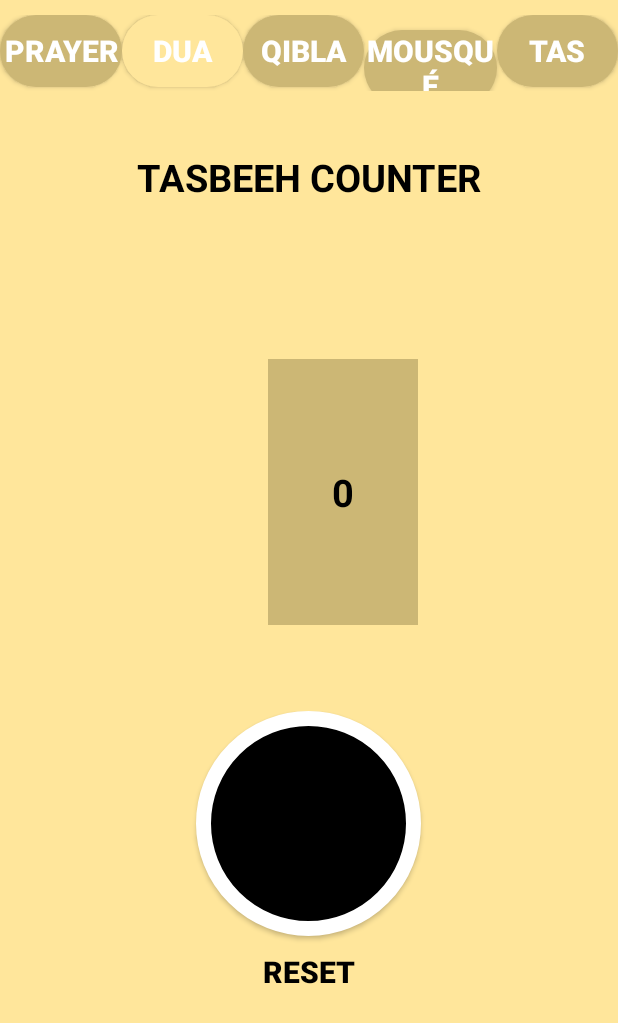
After one commit to Assil28/MiniProjet1-Prayer_Time-Android_Java-, an Android app: the fragment tasbih_fragment placed in its activity, on a phone screen of 412 x 824 dp. The commit adds this screen. Shown: the top 1023 px of the screen. Run offline under Robolectric (Android 15) with nearby library versions, the phone set to English and light mode, and no system bars; our stand-ins replace Volley; network calls fail; 3 statements that could not run were skipped.

Commit message:
add tasbeeh fragment with counter

```diff
--- a/app/src/main/java/com/example/miniprojet1/MainActivity.java
+++ b/app/src/main/java/com/example/miniprojet1/MainActivity.java
@@ -39,7 +39,7 @@ public class MainActivity extends AppCompatActivity {
     private LocationManager locationManager;
     private  int PERMISSION_CODE=1;
     private String ville;
-    Button prayerTimeB,duaB,qiblaB,mousqueB;
+    Button prayerTimeB,duaB,qiblaB,mousqueB,tasbihB;
 
     private GoogleMap mMap;
 
@@ -54,7 +54,7 @@ public class MainActivity extends AppCompatActivity {
         duaB=findViewById(R.id.button2);
         qiblaB=findViewById(R.id.button3);
         mousqueB=findViewById(R.id.button4);
-
+        tasbihB=findViewById(R.id.button5);
         this.btnd(null);
 
 
@@ -164,6 +164,7 @@ public class MainActivity extends AppCompatActivity {
         prayerTimeB.setBackgroundResource(R.drawable.rounded_button);
         qiblaB.setBackgroundResource(R.drawable.rounded_button);
         mousqueB.setBackgroundResource(R.drawable.rounded_button);
+        tasbihB.setBackgroundResource(R.drawable.rounded_button);
 
     }
 
@@ -180,6 +181,7 @@ public class MainActivity extends AppCompatActivity {
         duaB.setBackgroundResource(R.drawable.rounded_button);
         prayerTimeB.setBackgroundResource(R.drawable.rounded_button);
         mousqueB.setBackgroundResource(R.drawable.rounded_button);
+        tasbihB.setBackgroundResource(R.drawable.rounded_button);
 
 
     }
@@ -200,5 +202,25 @@ public class MainActivity extends AppCompatActivity {
         qiblaB.setBackgroundResource(R.drawable.rounded_button);
         duaB.setBackgroundResource(R.drawable.rounded_button);
         prayerTimeB.setBackgroundResource(R.drawable.rounded_button);
+        tasbihB.setBackgroundResource(R.drawable.rounded_button);
+
+    }
+
+    public void btndTasbih(View view) {
+
+        fragment = new tasbih_fragment();
+        FragmentManager fm = getFragmentManager();
+        FragmentTransaction ft=fm.beginTransaction();
+
+        ft.replace(R.id.fragment,fragment);
+
+        ft.commit();
+
+
+        tasbihB.setBackgroundResource(R.drawable.rounded_actif_button);
+        qiblaB.setBackgroundResource(R.drawable.rounded_button);
+        duaB.setBackgroundResource(R.drawable.rounded_button);
+        prayerTimeB.setBackgroundResource(R.drawable.rounded_button);
+        mousqueB.setBackgroundResource(R.drawable.rounded_button);
     }
 }
--- a/app/src/main/java/com/example/miniprojet1/prayer_time.java
+++ b/app/src/main/java/com/example/miniprojet1/prayer_time.java
@@ -206,4 +206,6 @@ public class prayer_time extends Fragment {
         );
         requestQueue.add(jsonObjectRequest);
     }
+
+
 }
--- /dev/null
+++ b/app/src/main/java/com/example/miniprojet1/tasbih_fragment.java
@@ -0,0 +1,81 @@
+package com.example.miniprojet1;
+
+import android.annotation.SuppressLint;
+import android.content.SharedPreferences;
+import android.os.Bundle;
+
+import android.app.Fragment;
+
+
+import android.view.LayoutInflater;
+import android.view.View;
+import android.view.ViewGroup;
+import android.widget.Button;
+import android.widget.EditText;
+import android.widget.TextView;
+
+
+public class tasbih_fragment extends Fragment {
+
+    private TextView counter;
+    private Button tasbih,reset;
+
+    private int i = 0;
+    private SharedPreferences sharedPreferences;
+
+    public tasbih_fragment() {
+        // Required empty public constructor
+    }
+
+    @Override
+    public void onCreate(Bundle savedInstanceState) {
+        super.onCreate(savedInstanceState);
+        // Initialize SharedPreferences
+        sharedPreferences = getActivity().getPreferences(this.getActivity().MODE_PRIVATE);
+        // Retrieve the value of i from SharedPreferences
+        i = sharedPreferences.getInt("counterValue", 0);
+    }
+
+    @Override
+    public View onCreateView(LayoutInflater inflater, ViewGroup container,
+                             Bundle savedInstanceState) {
+
+        View view = inflater.inflate(R.layout.fragment_tasbih_fragment, container, false);
+        counter = view.findViewById(R.id.counter);
+        tasbih = view.findViewById(R.id.ta);
+        reset=view.findViewById(R.id.reset);
+        // Update the counter text
+        counter.setText(String.valueOf(i));
+
+        // Set OnClickListener for the tasbih button
+        tasbih.setOnClickListener(new View.OnClickListener() {
+            @Override
+            public void onClick(View v) {
+                // Increment the counter when the button is clicked
+                i++;
+                // Update the counter text
+                counter.setText(String.valueOf(i));
+                // Store the updated value of i in SharedPreferences
+                SharedPreferences.Editor editor = sharedPreferences.edit();
+                editor.putInt("counterValue", i);
+                editor.apply();
+            }
+        });
+
+        reset.setOnClickListener(new View.OnClickListener() {
+            @Override
+            public void onClick(View v) {
+                // Increment the counter when the button is clicked
+                i=0;
+                // Update the counter text
+                counter.setText(String.valueOf(i));
+                // Store the updated value of i in SharedPreferences
+                SharedPreferences.Editor editor = sharedPreferences.edit();
+                editor.putInt("counterValue", i);
+                editor.apply();
+            }
+        });
+
+        return view;
+    }
+}
--- /dev/null
+++ b/app/src/main/res/drawable/rounded_tasbih_boutton.xml
@@ -0,0 +1,12 @@
+<?xml version="1.0" encoding="utf-8"?>
+<selector xmlns:android="http://schemas.android.com/apk/res/android">
+    <item>
+        <shape android:shape="rectangle">
+            <corners android:radius="300dp"/>
+            <solid android:color="@color/black"/>
+            <stroke
+                android:width="10dp"
+                android:color="@color/white" /> <!-- Set your desired border width and color here -->
+        </shape>
+    </item>
+</selector>
--- a/app/src/main/res/layout/activity_main.xml
+++ b/app/src/main/res/layout/activity_main.xml
@@ -66,6 +66,19 @@
             android:layout_weight="1"
             android:onClick="btndMousque"/>
 
+        <Button
+            android:background="@drawable/rounded_button"
+            android:id="@+id/button5"
+            android:layout_width="wrap_content"
+            android:layout_height="wrap_content"
+            android:text="tas"
+            android:textAlignment="center"
+
+            android:textStyle="bold"
+            android:textSize="20sp"
+            android:layout_weight="1"
+            android:onClick="btndTasbih"/>
+
     </LinearLayout>
 
     <fragment
--- /dev/null
+++ b/app/src/main/res/layout/fragment_tasbih_fragment.xml
@@ -0,0 +1,102 @@
+<?xml version="1.0" encoding="utf-8"?>
+<FrameLayout xmlns:android="http://schemas.android.com/apk/res/android"
+    xmlns:tools="http://schemas.android.com/tools"
+    xmlns:app="http://schemas.android.com/apk/res-auto"
+
+    android:layout_width="match_parent"
+    android:layout_height="match_parent"
+    tools:context=".prayer_time"
+    android:background="@color/jaune">
+
+
+        <RelativeLayout
+            android:layout_width="match_parent"
+            android:layout_height="match_parent"
+            android:orientation="vertical">
+
+            <TextView
+                android:id="@+id/textView"
+                android:layout_width="match_parent"
+                android:layout_height="wrap_content"
+                android:layout_marginTop="40dp"
+                android:text="TASBEEH COUNTER"
+                android:textAlignment="center"
+                android:textColor="@color/black"
+                android:textSize="25sp"
+                android:textStyle="bold" />
+
+
+            <LinearLayout
+                android:id="@+id/linearLayout2"
+                android:layout_width="100dp"
+                android:layout_height="wrap_content"
+                android:layout_below="@+id/textView"
+                android:layout_alignParentEnd="true"
+                android:layout_alignParentBottom="true"
+                android:layout_marginTop="104dp"
+                android:layout_marginEnd="133dp"
+                android:layout_marginBottom="407dp"
+                android:background="@color/beige"
+                android:gravity="center"
+                android:orientation="horizontal">
+
+                <TextView
+                    android:id="@+id/counter"
+                    android:layout_width="match_parent"
+                    android:layout_height="wrap_content"
+
+                    android:text="0"
+                    android:textAlignment="center"
+                    android:textColor="@color/black"
+                    android:textSize="25sp"
+                    android:textStyle="bold" />
+
+            </LinearLayout>
+
+            <LinearLayout
+
+                android:layout_width="match_parent"
+                android:layout_height="match_parent"
+                android:layout_below="@+id/linearLayout2"
+                android:layout_marginTop="-350dp"
+                android:orientation="vertical">
+
+                <Button
+                    android:id="@+id/ta"
+                    android:layout_width="150dp"
+                    android:layout_height="150dp"
+                    android:layout_gravity="center"
+                    android:background="@drawable/rounded_tasbih_boutton"
+                    android:onClick="tasbihbtn" />
+
+                <LinearLayout
+                    android:layout_width="wrap_content"
+                    android:layout_height="wrap_content"
+                    android:orientation="horizontal"
+                    android:layout_gravity="center">
+
+
+
+                    <Button
+                        android:id="@+id/reset"
+                        android:layout_width="wrap_content"
+                        android:layout_height="wrap_content"
+                        android:layout_gravity="center"
+                        android:text="RESET"
+                        android:textColor="@color/black"
+                        android:textSize="20sp"
+                        android:background="@color/jaune"
+                        android:textStyle="bold"
+                        android:onClick="tasbih" />
+
+                </LinearLayout>
+
+
+
+
+            </LinearLayout>
+
+
+        </RelativeLayout>
+
+</FrameLayout>
```
